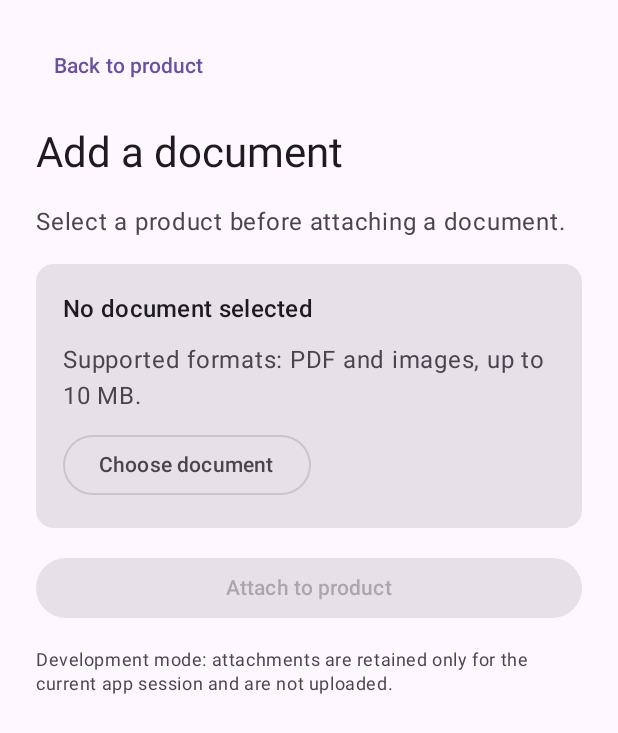
After one commit to Hirukshanan/warrio-mobile-app, an Android app built with Jetpack Compose: the DocumentUploadScreen screen opened through its navigation route, on a phone screen of 412 x 824 dp. The commit adds this screen. Shown: the top 733 px of the screen. Run offline under Robolectric (Android 15) with nearby library versions, the phone set to English and light mode, and no system bars.

Commit message:
feat(documents): add product document attachment UI

```diff
--- a/app/src/main/java/com/warrio/app/ui/WarrioApp.kt
+++ b/app/src/main/java/com/warrio/app/ui/WarrioApp.kt
@@ -3,6 +3,7 @@ package com.warrio.app.ui
 import androidx.compose.runtime.Composable
 import androidx.compose.runtime.getValue
 import androidx.compose.runtime.mutableStateListOf
+import androidx.compose.runtime.mutableStateMapOf
 import androidx.compose.runtime.mutableStateOf
 import androidx.compose.runtime.remember
 import androidx.compose.runtime.setValue
@@ -17,6 +18,8 @@ import com.warrio.app.ui.customer.DashboardScreen
 import com.warrio.app.ui.customer.ProductWalletScreen
 import com.warrio.app.ui.customer.ProductDetailsScreen
 import com.warrio.app.ui.customer.WalletProductUiModel
+import com.warrio.app.ui.document.DocumentAttachmentUiModel
+import com.warrio.app.ui.document.DocumentUploadScreen
 import com.warrio.app.ui.product.ManualProductRoute
 
 @Composable
@@ -24,6 +27,9 @@ fun WarrioApp(
     navController: NavHostController = rememberNavController(),
 ) {
     val walletProducts = remember { mutableStateListOf<WalletProductUiModel>() }
+    val productDocuments = remember {
+        mutableStateMapOf<WalletProductUiModel, List<DocumentAttachmentUiModel>>()
+    }
     var selectedProduct by remember { mutableStateOf<WalletProductUiModel?>(null) }
 
     NavHost(
@@ -85,7 +91,23 @@ fun WarrioApp(
         composable(WarrioDestination.ProductDetails.route) {
             ProductDetailsScreen(
                 product = selectedProduct,
+                documents = selectedProduct?.let { productDocuments[it] }.orEmpty(),
                 onBack = { navController.popBackStack() },
+                onAddDocument = {
+                    navController.navigate(WarrioDestination.AddDocument.route)
+                },
+            )
+        }
+        composable(WarrioDestination.AddDocument.route) {
+            DocumentUploadScreen(
+                productName = selectedProduct?.name,
+                onBack = { navController.popBackStack() },
+                onAttachDocument = { document ->
+                    selectedProduct?.let { product ->
+                        productDocuments[product] = productDocuments[product].orEmpty() + document
+                    }
+                    navController.popBackStack()
+                },
             )
         }
     }
@@ -98,6 +120,7 @@ sealed class WarrioDestination(val route: String) {
     data object Wallet : WarrioDestination("wallet")
     data object AddProduct : WarrioDestination("add-product")
     data object ProductDetails : WarrioDestination("product-details")
+    data object AddDocument : WarrioDestination("add-document")
 }
 
 private fun NavHostController.openDashboard() {
--- /dev/null
+++ b/app/src/main/java/com/warrio/app/ui/document/DocumentUploadScreen.kt
@@ -0,0 +1,154 @@
+package com.warrio.app.ui.document
+
+import android.content.ContentResolver
+import android.content.Intent
+import android.net.Uri
+import android.provider.OpenableColumns
+import androidx.activity.compose.rememberLauncherForActivityResult
+import androidx.activity.result.contract.ActivityResultContracts
+import androidx.compose.foundation.layout.Arrangement
+import androidx.compose.foundation.layout.Column
+import androidx.compose.foundation.layout.fillMaxSize
+import androidx.compose.foundation.layout.fillMaxWidth
+import androidx.compose.foundation.layout.padding
+import androidx.compose.material3.Button
+import androidx.compose.material3.Card
+import androidx.compose.material3.MaterialTheme
+import androidx.compose.material3.OutlinedButton
+import androidx.compose.material3.Scaffold
+import androidx.compose.material3.Text
+import androidx.compose.material3.TextButton
+import androidx.compose.runtime.Composable
+import androidx.compose.runtime.getValue
+import androidx.compose.runtime.mutableStateOf
+import androidx.compose.runtime.remember
+import androidx.compose.runtime.setValue
+import androidx.compose.ui.Modifier
+import androidx.compose.ui.platform.LocalContext
+import androidx.compose.ui.unit.dp
+
+@Composable
+fun DocumentUploadScreen(
+    productName: String?,
+    onBack: () -> Unit,
+    onAttachDocument: (DocumentAttachmentUiModel) -> Unit,
+) {
+    val context = LocalContext.current
+    var selectedDocument by remember { mutableStateOf<DocumentAttachmentUiModel?>(null) }
+    var validationError by remember { mutableStateOf<String?>(null) }
+    val picker = rememberLauncherForActivityResult(ActivityResultContracts.OpenDocument()) { uri ->
+        if (uri != null) {
+            runCatching {
+                context.contentResolver.takePersistableUriPermission(
+                    uri,
+                    Intent.FLAG_GRANT_READ_URI_PERMISSION,
+                )
+            }
+            val document = readDocumentMetadata(context.contentResolver, uri)
+            selectedDocument = document
+            validationError = validateDocument(document)
+        }
+    }
+
+    Scaffold { innerPadding ->
+        Column(
+            modifier = Modifier
+                .fillMaxSize()
+                .padding(innerPadding)
+                .padding(horizontal = 24.dp, vertical = 20.dp),
+            verticalArrangement = Arrangement.spacedBy(16.dp),
+        ) {
+            TextButton(onClick = onBack) {
+                Text("Back to product")
+            }
+            Text(
+                text = "Add a document",
+                style = MaterialTheme.typography.headlineMedium,
+            )
+            Text(
+                text = productName?.let { "Attach a receipt or warranty document to $it." }
+                    ?: "Select a product before attaching a document.",
+                color = MaterialTheme.colorScheme.onSurfaceVariant,
+            )
+
+            Card(modifier = Modifier.fillMaxWidth()) {
+                Column(
+                    modifier = Modifier.padding(18.dp),
+                    verticalArrangement = Arrangement.spacedBy(10.dp),
+                ) {
+                    val document = selectedDocument
+                    if (document == null) {
+                        Text("No document selected", style = MaterialTheme.typography.titleMedium)
+                        Text(
+                            "Supported formats: PDF and images, up to 10 MB.",
+                            color = MaterialTheme.colorScheme.onSurfaceVariant,
+                        )
+                    } else {
+                        Text(document.displayName, style = MaterialTheme.typography.titleMedium)
+                        Text(
+                            document.readableDescription,
+                            color = MaterialTheme.colorScheme.onSurfaceVariant,
+                        )
+                    }
+
+                    validationError?.let { error ->
+                        Text(error, color = MaterialTheme.colorScheme.error)
+                    }
+
+                    OutlinedButton(
+                        onClick = { picker.launch(arrayOf("application/pdf", "image/*")) },
+                    ) {
+                        Text(if (document == null) "Choose document" else "Choose another")
+                    }
+                }
+            }
+
+            Button(
+                onClick = { selectedDocument?.let(onAttachDocument) },
+                enabled = productName != null && selectedDocument != null && validationError == null,
+                modifier = Modifier.fillMaxWidth(),
+            ) {
+                Text("Attach to product")
+            }
+            Text(
+                text = "Development mode: attachments are retained only for the current app session and are not uploaded.",
+                style = MaterialTheme.typography.bodySmall,
+                color = MaterialTheme.colorScheme.onSurfaceVariant,
+            )
+        }
+    }
+}
+
+private fun readDocumentMetadata(
+    contentResolver: ContentResolver,
+    uri: Uri,
+): DocumentAttachmentUiModel {
+    var displayName = "Selected document"
+    var sizeBytes: Long? = null
+
+    contentResolver.query(
+        uri,
+        arrayOf(OpenableColumns.DISPLAY_NAME, OpenableColumns.SIZE),
+        null,
+        null,
+        null,
+    )?.use { cursor ->
+        if (cursor.moveToFirst()) {
+            val nameIndex = cursor.getColumnIndex(OpenableColumns.DISPLAY_NAME)
+            val sizeIndex = cursor.getColumnIndex(OpenableColumns.SIZE)
+            if (nameIndex >= 0 && !cursor.isNull(nameIndex)) {
+                displayName = cursor.getString(nameIndex)
+            }
+            if (sizeIndex >= 0 && !cursor.isNull(sizeIndex)) {
+                sizeBytes = cursor.getLong(sizeIndex)
+            }
+        }
+    }
+
+    return DocumentAttachmentUiModel(
+        displayName = displayName,
+        mimeType = contentResolver.getType(uri).orEmpty(),
+        sizeBytes = sizeBytes,
+        uri = uri.toString(),
+    )
+}
```
Also changed, not shown: app/src/main/java/com/warrio/app/ui/customer/ProductDetailsScreen.kt (+49 -2 lines), app/src/main/java/com/warrio/app/ui/document/DocumentAttachmentUiModel.kt (added, +33 -0 lines), 2 other files.
